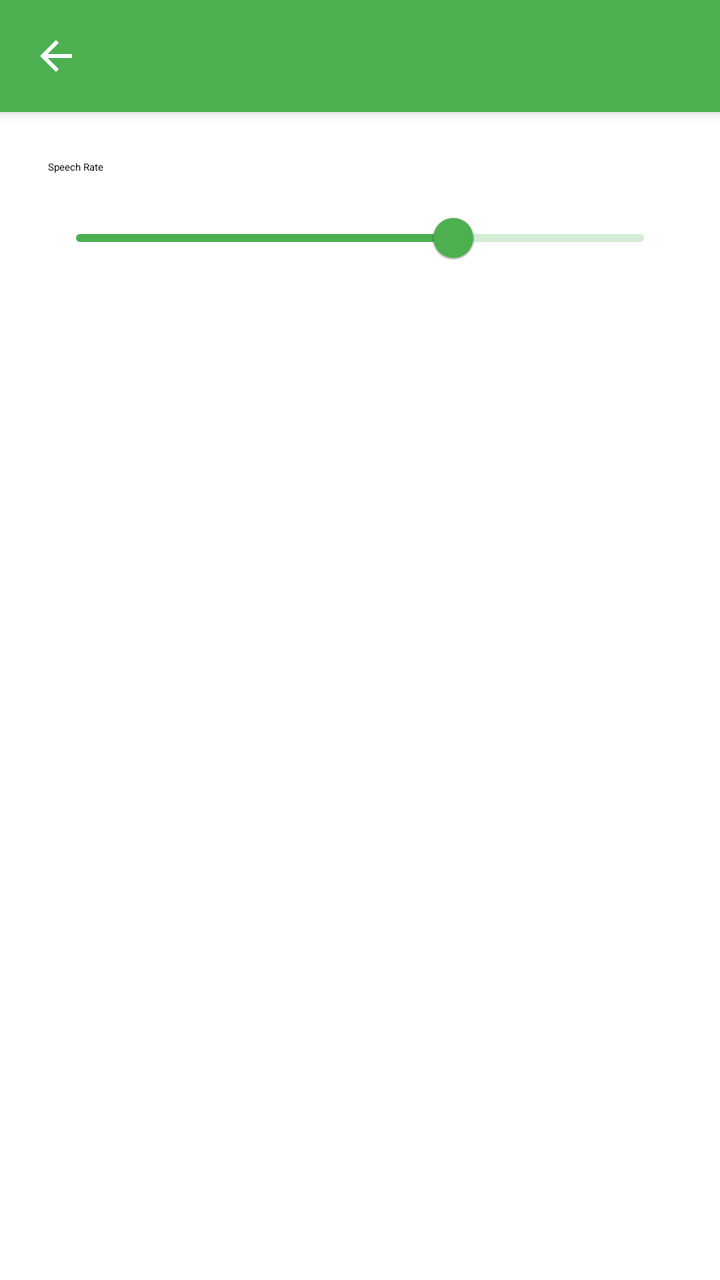
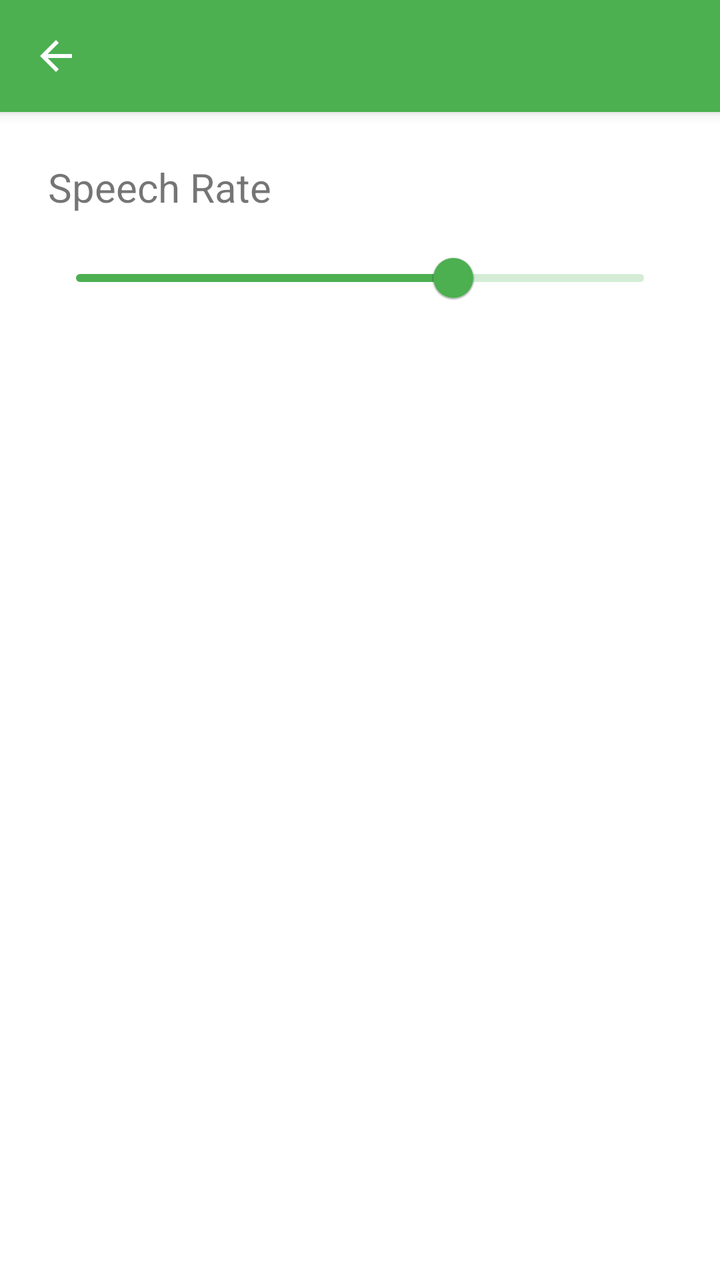

Two renders of the same Android screen: before a commit and after it. Below are the layout's source before the change and the commit's diff.
<!-- AndroidManifest.xml: application theme Theme.Affirmative -->
<!-- res/layout/activity_settings.xml -->
<?xml version="1.0" encoding="utf-8"?>
<androidx.coordinatorlayout.widget.CoordinatorLayout
    xmlns:android="http://schemas.android.com/apk/res/android"
    xmlns:app="http://schemas.android.com/apk/res-auto"
    android:layout_width="match_parent"
    android:layout_height="match_parent">

    <com.google.android.material.appbar.AppBarLayout
        android:layout_width="match_parent"
        android:layout_height="wrap_content">

        <com.google.android.material.appbar.MaterialToolbar
            android:id="@+id/toolbar"
            android:layout_width="match_parent"
            android:layout_height="?attr/actionBarSize"
            android:title="Settings"
            app:navigationIcon="@drawable/ic_arrow_back" />

    </com.google.android.material.appbar.AppBarLayout>

    <LinearLayout
        android:layout_width="match_parent"
        android:layout_height="wrap_content"
        android:orientation="vertical"
        android:padding="24dp"
        app:layout_behavior="@string/appbar_scrolling_view_behavior">

        <TextView
            android:layout_width="wrap_content"
            android:layout_height="wrap_content"
            android:text="Speech Rate"
            android:textAppearance="?attr/textAppearanceTitleMedium" />

        <com.google.android.material.slider.Slider
            android:id="@+id/slider_speech_rate"
            android:layout_width="match_parent"
            android:layout_height="wrap_content"
            android:layout_marginTop="8dp"
            android:valueFrom="0.2"
            android:valueTo="1.4"
            android:value="1.0"
            app:labelBehavior="floating" />

        <TextView
            android:id="@+id/tv_speech_rate_value"
            android:layout_width="wrap_content"
            android:layout_height="wrap_content"
            android:layout_marginTop="4dp"
            android:textAppearance="?attr/textAppearanceTitleLarge" />

    </LinearLayout>

</androidx.coordinatorlayout.widget.CoordinatorLayout>
<!-- resources referenced by this layout -->
<resources>
  <!-- drawable ic_arrow_back (drawable) -->
  <?xml version="1.0" encoding="utf-8"?>
  <vector xmlns:android="http://schemas.android.com/apk/res/android"
      android:width="24dp"
      android:height="24dp"
      android:viewportWidth="24"
      android:viewportHeight="24"
      android:tint="?attr/colorOnPrimary">
      <path
          android:fillColor="@android:color/white"
          android:pathData="M20,11H7.83l5.59,-5.59L12,4l-8,8 8,8 1.41,-1.41L7.83,13H20v-2z" />
  </vector>
  <style name="Theme.Affirmative" parent="Theme.MaterialComponents.DayNight.NoActionBar">
          <item name="colorPrimary">@color/green_500</item>
          <item name="colorPrimaryVariant">@color/green_700</item>
          <item name="colorOnPrimary">#FFFFFF</item>
          <item name="android:statusBarColor">@color/green_700</item>
      </style>
  <color name="green_500">#4CAF50</color>
  <color name="green_700">#388E3C</color>
</resources>

<!-- the commit's change to res/layout/activity_settings.xml (unified diff, before → after) -->
@@ -29,7 +29,7 @@
             android:layout_width="wrap_content"
             android:layout_height="wrap_content"
             android:text="Speech Rate"
-            android:textAppearance="?attr/textAppearanceTitleMedium" />
+            android:textSize="@dimen/settings_label_text_size" />
 
         <com.google.android.material.slider.Slider
             android:id="@+id/slider_speech_rate"
@@ -46,7 +46,7 @@
             android:layout_width="wrap_content"
             android:layout_height="wrap_content"
             android:layout_marginTop="4dp"
-            android:textAppearance="?attr/textAppearanceTitleLarge" />
+            android:textSize="@dimen/settings_label_text_size" />
 
     </LinearLayout>
 
<!-- resource entries referenced after the edit -->
@@ -1,5 +1,6 @@
 <!-- resources referenced by this layout -->
 <resources>
+  <dimen name="settings_label_text_size">20sp</dimen>
   <!-- drawable ic_arrow_back (drawable) -->
   <?xml version="1.0" encoding="utf-8"?>
   <vector xmlns:android="http://schemas.android.com/apk/res/android"
